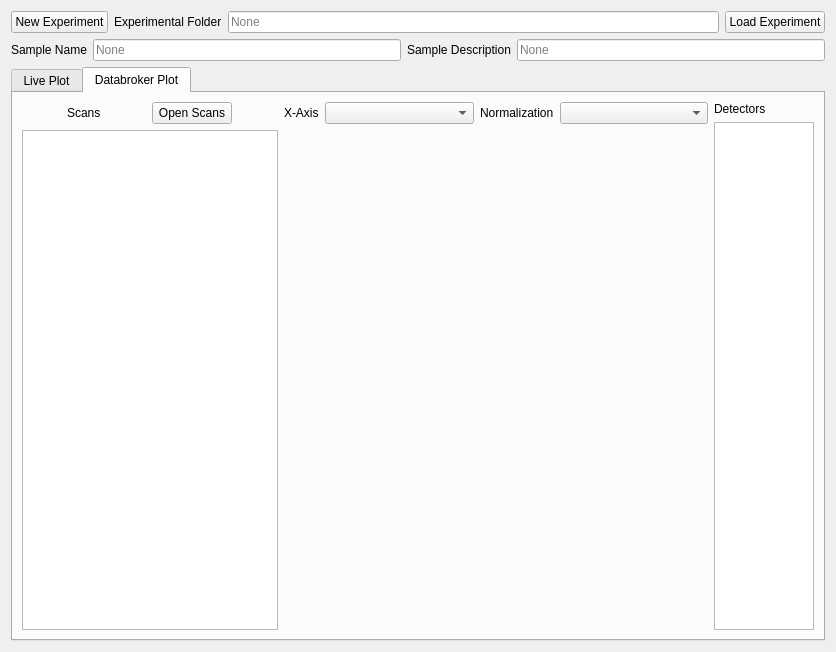
First picture: the form in ui/ScanPlotter.ui, repository chemmatcars/ASWAXS, before the edit.
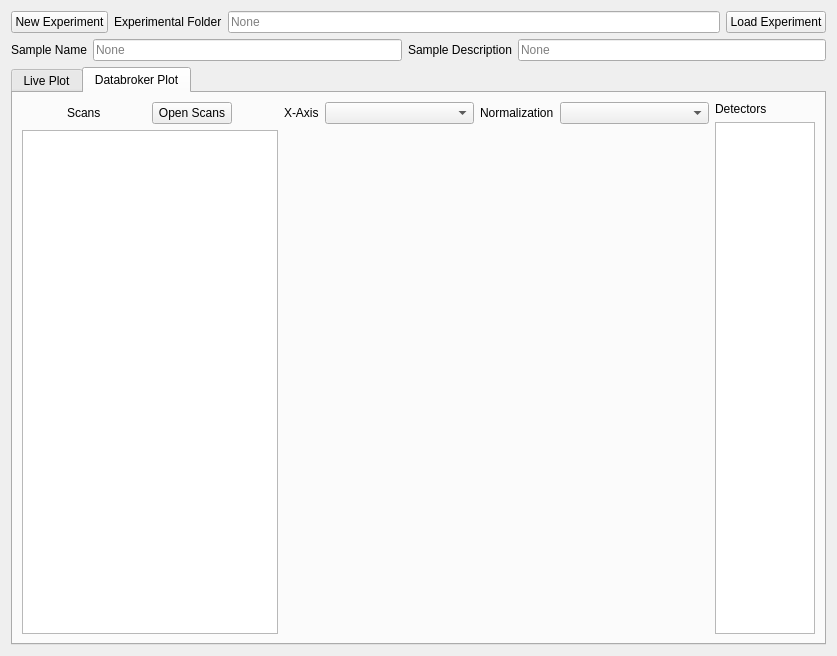
Second picture: the form after the edit. Custom widgets are drawn as their Qt base class.

The edit to the form file:
```diff
--- a/ui/ScanPlotter.ui
+++ b/ui/ScanPlotter.ui
@@ -1,13 +1,13 @@
 <?xml version="1.0" encoding="UTF-8"?>
 <ui version="4.0">
  <class>Form</class>
- <widget class="PyDMFrame" name="Form">
+ <widget class="QWidget" name="Form">
   <property name="geometry">
    <rect>
     <x>0</x>
     <y>0</y>
-    <width>836</width>
-    <height>652</height>
+    <width>837</width>
+    <height>656</height>
    </rect>
   </property>
   <property name="windowTitle">
@@ -335,12 +335,6 @@
   </layout>
  </widget>
  <customwidgets>
-  <customwidget>
-   <class>PyDMFrame</class>
-   <extends>QFrame</extends>
-   <header>pydm.widgets.frame</header>
-   <container>1</container>
-  </customwidget>
   <customwidget>
    <class>PlotWidget</class>
    <extends>QWidget</extends>
```
Left out of the diff: 8 changed lines with no effect on the pictures.
